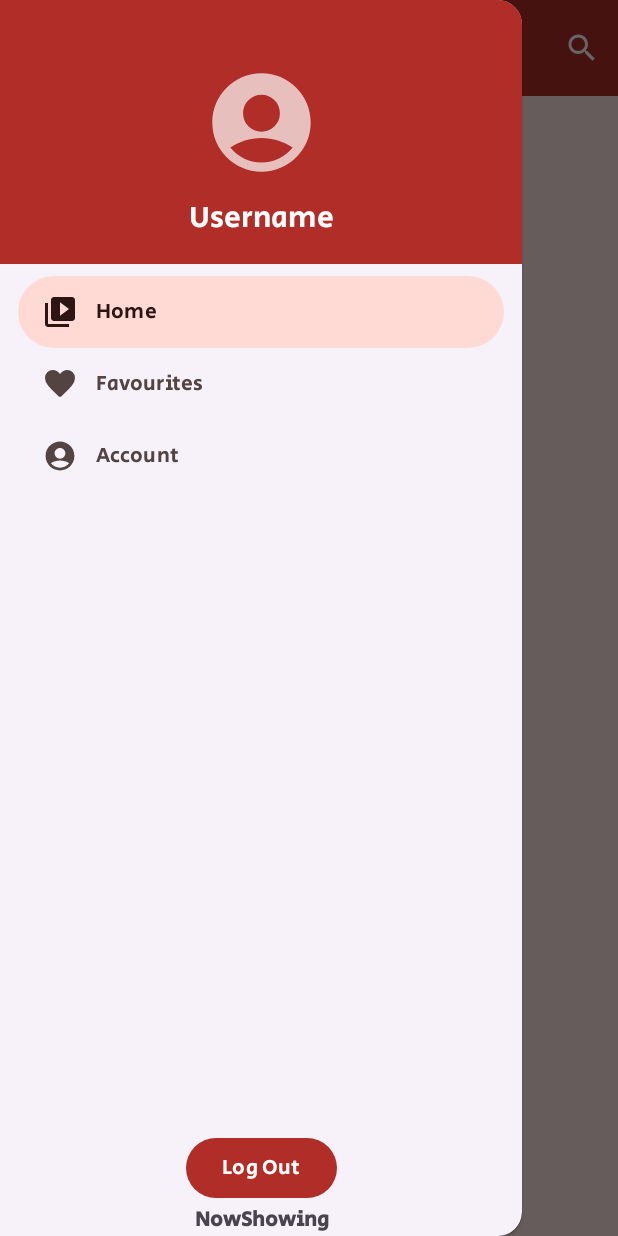
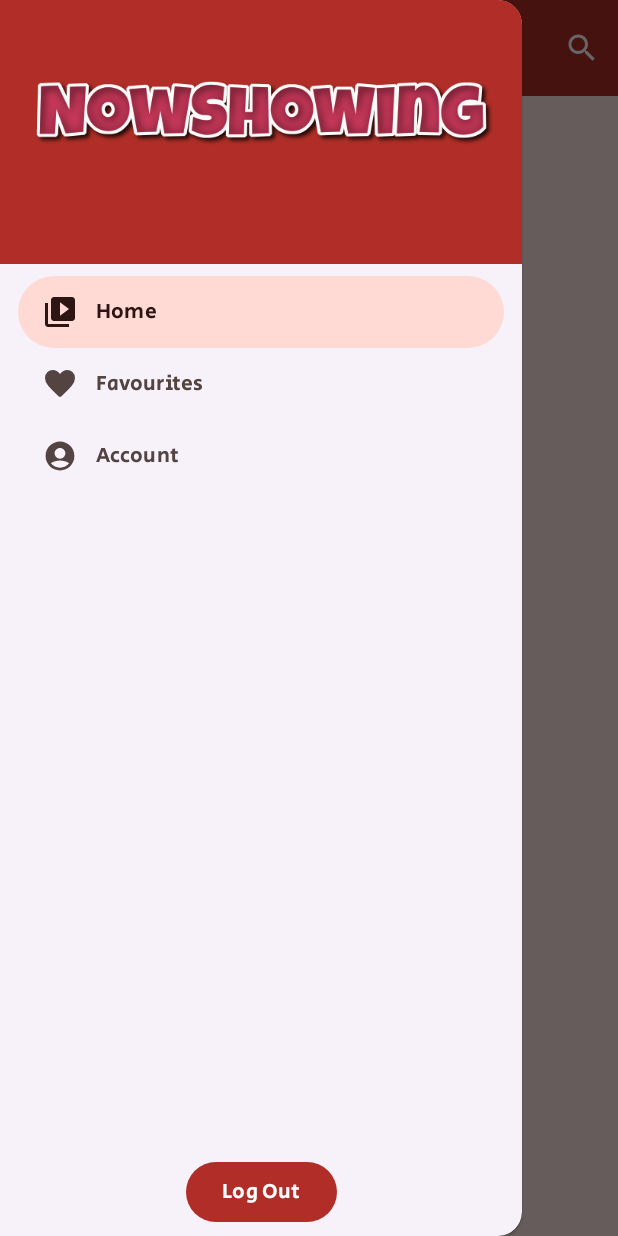
Before and after one commit to melanie-attard/NowShowing, an Android app: the screen it shows after launch (MainActivity), with the side drawer open, on a phone screen of 412 x 824 dp. Run offline under Robolectric (Android 15) with nearby library versions, the phone set to English and light mode, and no system bars; our stand-ins replace Picasso, navigation-ui; pictures from the network do not load; 1 statement that could not run was skipped.

Commit message:
Added the app logo to the navigation drawer

```diff
--- a/app/src/main/java/com/nowshowing/ui/AccountFragment.java
+++ b/app/src/main/java/com/nowshowing/mainFragments/AccountFragment.java
@@ -1,4 +1,4 @@
-package com.nowshowing.ui;
+package com.nowshowing.mainFragments;
 
 import android.os.Bundle;
 import android.view.LayoutInflater;
--- a/app/src/main/java/com/nowshowing/ui/HomeFragment.java
+++ b/app/src/main/java/com/nowshowing/mainFragments/HomeFragment.java
@@ -1,4 +1,4 @@
-package com.nowshowing.ui;
+package com.nowshowing.mainFragments;
 
 import android.os.Bundle;
 import android.view.LayoutInflater;
--- a/app/src/main/java/com/nowshowing/ui/gallery/GalleryViewModel.java
+++ b/app/src/main/java/com/nowshowing/mainFragments/gallery/GalleryViewModel.java
@@ -1,4 +1,4 @@
-package com.nowshowing.ui.gallery;
+package com.nowshowing.mainFragments.gallery;
 
 import androidx.lifecycle.LiveData;
 import androidx.lifecycle.MutableLiveData;
--- a/app/src/main/res/layout/activity_main.xml
+++ b/app/src/main/res/layout/activity_main.xml
@@ -33,20 +33,12 @@
                 android:layout_height="wrap_content"
                 app:layout_constraintLeft_toLeftOf="parent"
                 app:layout_constraintRight_toRightOf="parent"
-                app:layout_constraintBottom_toTopOf="@id/app_name"
+                app:layout_constraintBottom_toBottomOf="parent"
+                android:layout_marginBottom="5dp"
                 android:text="@string/menu_btn"
                 android:elevation="3dp"
                 android:shadowColor="@color/md_theme_light_onBackground" />
-            <TextView
-                android:id="@+id/app_name"
-                android:layout_width="wrap_content"
-                android:layout_height="wrap_content"
-                app:layout_constraintLeft_toLeftOf="@id/btn_Logout"
-                app:layout_constraintRight_toRightOf="@id/btn_Logout"
-                app:layout_constraintBottom_toBottomOf="parent"
-                android:layout_marginTop="2dp"
-                android:textStyle="bold"
-                android:text="@string/app_name"/>
+
         </androidx.constraintlayout.widget.ConstraintLayout>
 
     </com.google.android.material.navigation.NavigationView>
--- a/app/src/main/res/layout/fragment_account.xml
+++ b/app/src/main/res/layout/fragment_account.xml
@@ -4,7 +4,7 @@
     xmlns:tools="http://schemas.android.com/tools"
     android:layout_width="match_parent"
     android:layout_height="match_parent"
-    tools:context=".ui.AccountFragment">
+    tools:context=".mainFragments.AccountFragment">
 
     <Button
         android:id="@+id/login_btn"
--- a/app/src/main/res/layout/fragment_home.xml
+++ b/app/src/main/res/layout/fragment_home.xml
@@ -4,7 +4,7 @@
     xmlns:tools="http://schemas.android.com/tools"
     android:layout_width="match_parent"
     android:layout_height="match_parent"
-    tools:context=".ui.HomeFragment">
+    tools:context=".mainFragments.HomeFragment">
 
     <androidx.recyclerview.widget.RecyclerView
         android:id="@+id/home_list"
--- a/app/src/main/res/layout/nav_header_main.xml
+++ b/app/src/main/res/layout/nav_header_main.xml
@@ -1,7 +1,6 @@
 <?xml version="1.0" encoding="utf-8"?>
 <androidx.constraintlayout.widget.ConstraintLayout xmlns:android="http://schemas.android.com/apk/res/android"
     xmlns:app="http://schemas.android.com/apk/res-auto"
-    xmlns:tools="http://schemas.android.com/tools"
     android:layout_width="match_parent"
     android:layout_height="@dimen/nav_header_height"
     android:background="@color/md_theme_light_primary"
@@ -12,24 +11,23 @@
     android:paddingBottom="@dimen/activity_vertical_margin"
     android:theme="@style/ThemeOverlay.AppCompat.Dark">
 
-    <com.google.android.material.imageview.ShapeableImageView
+    <ImageView
         android:id="@+id/userImage"
-        android:layout_width="90dp"
-        android:layout_height="90dp"
-        app:shapeAppearanceOverlay="@style/Circular"
+        android:layout_width="fill_parent"
+        android:layout_height="70dp"
         android:contentDescription="@string/nav_header_desc"
-        android:paddingTop="@dimen/nav_header_vertical_spacing"
         app:layout_constraintBottom_toTopOf="@+id/username"
         app:layout_constraintEnd_toEndOf="parent"
         app:layout_constraintStart_toStartOf="parent"
-        app:srcCompat="@drawable/ic_profile" />
+        app:layout_constraintTop_toTopOf="parent"
+        android:layout_marginTop="20dp"
+        app:srcCompat="@mipmap/logo" />
 
     <TextView
         android:id="@+id/username"
         android:layout_width="wrap_content"
         android:layout_height="wrap_content"
         android:paddingTop="@dimen/nav_header_vertical_spacing"
-        android:text="@string/nav_header_title"
         android:textAppearance="@style/TextAppearance.AppCompat.SearchResult.Title"
         app:layout_constraintBottom_toBottomOf="parent"
         app:layout_constraintEnd_toEndOf="@+id/userImage"
--- a/app/src/main/res/navigation/mobile_navigation.xml
+++ b/app/src/main/res/navigation/mobile_navigation.xml
@@ -7,16 +7,16 @@
 
     <fragment
         android:id="@+id/nav_home"
-        android:name="com.nowshowing.ui.HomeFragment"
+        android:name="com.nowshowing.mainFragments.HomeFragment"
         tools:layout="@layout/fragment_home" />
 
     <fragment
         android:id="@+id/nav_fav"
-        android:name="com.nowshowing.ui.FavouritesFragment"
+        android:name="com.nowshowing.mainFragments.FavouritesFragment"
         tools:layout="@layout/fragment_favourites" />
 
     <fragment
         android:id="@+id/nav_account"
-        android:name="com.nowshowing.ui.AccountFragment"
+        android:name="com.nowshowing.mainFragments.AccountFragment"
         tools:layout="@layout/fragment_account" />
 </navigation>
--- a/app/src/main/res/values/strings.xml
+++ b/app/src/main/res/values/strings.xml
@@ -3,9 +3,8 @@
     <string name="title_activity_main">NowShowing</string>
     <string name="navigation_drawer_open">Open navigation drawer</string>
     <string name="navigation_drawer_close">Close navigation drawer</string>
-    <string name="nav_header_title">Username</string>
-    <string name="nav_header_desc">User Profile</string>
-    <string name="action_settings">Settings</string>
+
+    <string name="nav_header_desc">App Logo</string>
 
     <string name="menu_item1">Home</string>
     <string name="menu_item2">Favourites</string>
@@ -34,4 +33,6 @@
 
     <string name="login_btn">Login</string>
     <string name="register_btn">Register</string>
+
+    <string name="fav_not_logged_in">Login to add shows to Favourites</string>
 </resources>
```
Also changed, not shown: app/src/main/java/com/nowshowing/mainFragments/FavouritesFragment.java (renamed from app/src/main/java/com/nowshowing/ui/FavouritesFragment.java, +3 -10 lines), app/src/main/res/layout/fragment_favourites.xml (+3 -5 lines), app/src/main/res/mipmap-hdpi/logo.png (added).
